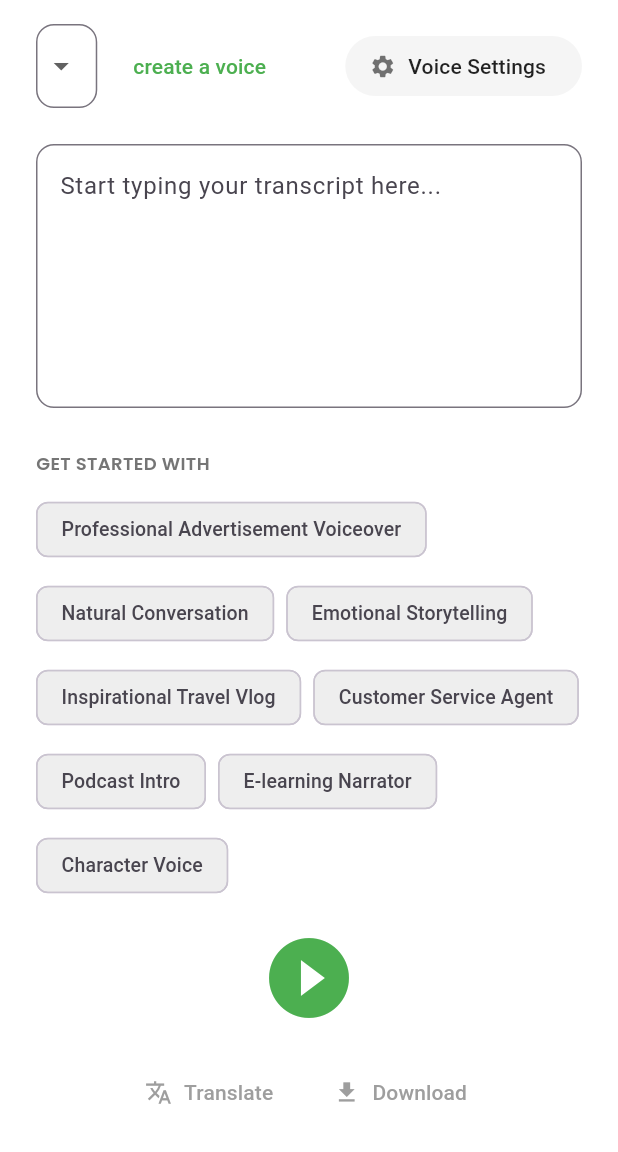
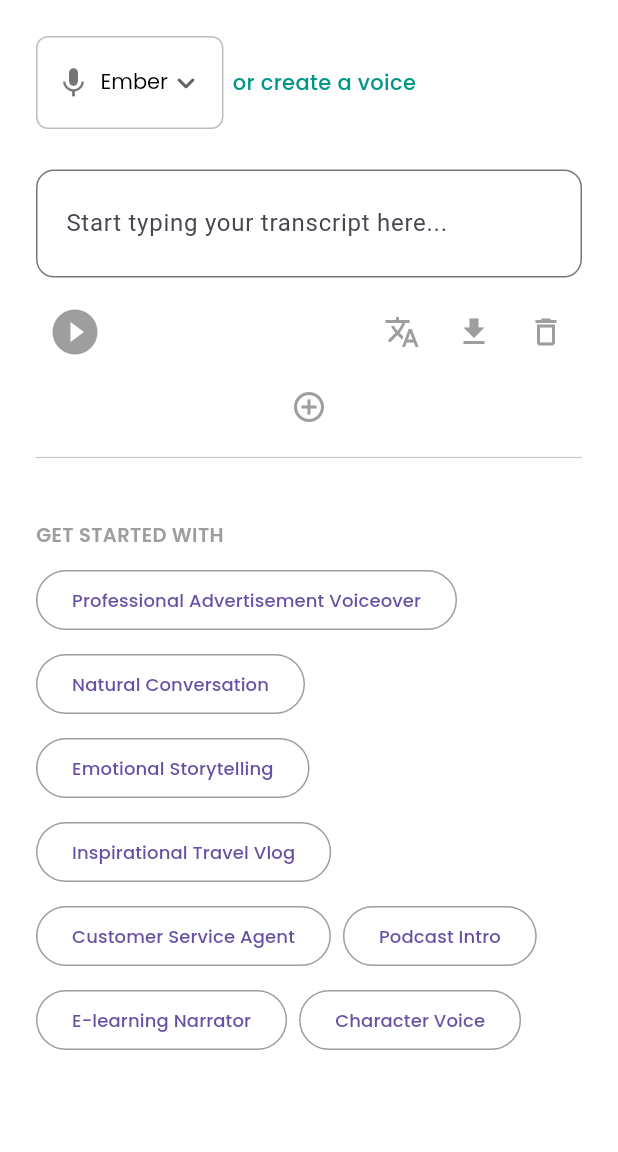
Before and after one commit to ardiansyahrfi/ai, a Flutter app: the screen it shows after launch, on a phone screen of 412 x 824 dp, the part 84-1236 px from its top. Run offline on Flutter 3.47's test engine with Material 3 defaults, Android fonts, the phone set to English and light mode, and no system bars; our stand-ins replace file_picker, google_fonts, just_audio.

Commit message:
push ketiga

```diff
--- a/lib/pages/hub_page.dart
+++ b/lib/pages/hub_page.dart
@@ -8,7 +8,6 @@ import 'package:http/http.dart' as http;
 import 'package:just_audio/just_audio.dart';
 import 'package:flutter/foundation.dart' show kIsWeb;
 import '../pages/text_to_speech_page.dart';
-import 'text_to_speech_page.dart';
 
 
 /// ======================================================
--- a/lib/pages/text_to_speech_page.dart
+++ b/lib/pages/text_to_speech_page.dart
@@ -1,11 +1,10 @@
+import 'dart:io';
 import 'dart:convert';
 import 'package:flutter/material.dart';
 import 'package:google_fonts/google_fonts.dart';
 import 'package:http/http.dart' as http;
 import 'package:just_audio/just_audio.dart';
-import 'package:flutter/foundation.dart' show kIsWeb;
-import 'dart:io' show Platform;
-import 'package:file_picker/file_picker.dart'; // untuk simpan file audio
+import 'package:path_provider/path_provider.dart';
 
 class TextToSpeechPage extends StatefulWidget {
   const TextToSpeechPage({super.key});
@@ -15,30 +14,49 @@ class TextToSpeechPage extends StatefulWidget {
 }
 
 class _TextToSpeechPageState extends State<TextToSpeechPage> {
-  final TextEditingController _textController = TextEditingController();
-  final player = AudioPlayer();
+  final AudioPlayer _player = AudioPlayer();
+  final List<TextEditingController> _controllers = [TextEditingController()];
+  int? speakingIndex;
+  String selectedVoice = "Ember";
   bool _isLoading = false;
-  String? _selectedVoice;
+  String? _lastAudioUrl;
 
+  final Map<String, String> _sampleTexts = {
+    "Professional Advertisement Voiceover":
+        "Temukan pengalaman baru bersama produk kami, dirancang khusus untuk memudahkan hidup Anda setiap hari.",
+    "Natural Conversation":
+        "Halo! Apa kabar hari ini? Aku harap semuanya berjalan lancar dan menyenangkan untukmu.",
+    "Emotional Storytelling":
+        "Di tengah malam yang sunyi, ia berdiri menatap langit, mengingat masa lalu yang tak pernah kembali.",
+    "Inspirational Travel Vlog":
+        "Akhirnya sampai juga di tempat ini! Udara yang segar dan pemandangan yang menakjubkan benar-benar membuatku kagum.",
+    "Customer Service Agent":
+        "Terima kasih telah menghubungi layanan pelanggan kami. Ada yang bisa kami bantu hari ini?",
+    "Podcast Intro":
+        "Selamat datang di Podcast Inspirasi, tempat di mana cerita dan ide bertemu untuk menginspirasi hidup Anda.",
+    "E-learning Narrator":
+        "Dalam pelajaran kali ini, kita akan mempelajari dasar-dasar pemrograman menggunakan bahasa Dart.",
+    "Character Voice":
+        "Hei! Aku di sini untuk membantumu menjalani petualangan seru ini. Siap? Ayo berangkat!",
+  };
+
+  // --- URL Backend Lokal ---
   String apiBase() {
-    const localIp = '192.168.1.10'; // ganti sesuai IP lokal kamu
-    if (kIsWeb) return 'http://localhost:3000';
+    const localIp = '192.168.1.17'; // ganti sesuai IP lokal kamu
     try {
       if (Platform.isAndroid) return 'http://10.0.2.2:3000';
     } catch (_) {}
     return 'http://$localIp:3000';
   }
 
- Future<void> generateVoice(String text) async {
-  if (text.trim().isEmpty) {
-    ScaffoldMessenger.of(context).showSnackBar(
-      const SnackBar(content: Text('Masukkan teks terlebih dahulu')),
-    );
-    return;
-  }
+  // --- Fungsi Generate dan Mainkan Suara dari Server ---
+  Future<void> _speakFromServer(String text, int index) async {
+    if (text.trim().isEmpty) return;
 
-  setState(() => _isLoading = true);
-  await player.stop(); // pastikan tidak ada audio lama
+    setState(() {
+      _isLoading = true;
+      speakingIndex = index;
+    });
 
     try {
       final response = await http.post(
@@ -49,232 +67,224 @@ class _TextToSpeechPageState extends State<TextToSpeechPage> {
 
       if (response.statusCode == 200) {
         final data = jsonDecode(response.body);
-      String audioUrl = data['output'] is String
-          ? data['output']
-          : (data['output'] as List).first;
+        if (data['output'] != null && data['output'].isNotEmpty) {
+          final audioUrl = data['output'][0];
+          _lastAudioUrl = audioUrl;
 
-      print('🔊 Audio URL: $audioUrl');
-
-      // 🔥 Bersihkan cache & paksa reload URL baru
-      await player.stop();
-      await player.setUrl("$audioUrl?timestamp=${DateTime.now().millisecondsSinceEpoch}");
-      await player.play();
+          await _player.stop();
+          await _player.setUrl("$audioUrl?ts=${DateTime.now().millisecondsSinceEpoch}");
+          await _player.play();
 
           ScaffoldMessenger.of(context).showSnackBar(
-        const SnackBar(content: Text('✅ Audio berhasil diputar!')),
+            const SnackBar(content: Text('✅ Suara berhasil diputar')),
+          );
+        } else {
+          throw Exception("Tidak ada output audio dari API.");
+        }
+      } else {
+        throw Exception("Gagal memanggil API (${response.statusCode})");
+      }
+    } catch (e) {
+      debugPrint('❌ Error: $e');
+      ScaffoldMessenger.of(context).showSnackBar(
+        SnackBar(content: Text("Error: $e")),
+      );
+    } finally {
+      setState(() {
+        _isLoading = false;
+        speakingIndex = null;
+      });
+    }
+  }
+
+  // --- Download Audio ke File ---
+  Future<void> _downloadAudio() async {
+    if (_lastAudioUrl == null) {
+      ScaffoldMessenger.of(context).showSnackBar(
+        const SnackBar(content: Text('Belum ada audio untuk diunduh')),
+      );
+      return;
+    }
+
+    final uri = Uri.parse(_lastAudioUrl!);
+    final response = await http.get(uri);
+
+    if (response.statusCode == 200) {
+      final bytes = response.bodyBytes;
+      final dir = await getApplicationDocumentsDirectory();
+      final file = File('${dir.path}/tts_audio_${DateTime.now().millisecondsSinceEpoch}.wav');
+      await file.writeAsBytes(bytes);
+      ScaffoldMessenger.of(context).showSnackBar(
+        SnackBar(content: Text("🎧 Audio disimpan di: ${file.path}")),
       );
     } else {
       ScaffoldMessenger.of(context).showSnackBar(
-        SnackBar(content: Text('❌ Gagal: ${response.body}')),
+        const SnackBar(content: Text('Gagal mengunduh audio')),
       );
-    }
-  } catch (e) {
-    ScaffoldMessenger.of(context).showSnackBar(
-      SnackBar(content: Text('⚠️ Error: $e')),
-    );
-  } finally {
-    setState(() => _isLoading = false);
     }
   }
 
-  Future<void> translateText() async {
-    if (_textController.text.trim().isEmpty) return;
-    setState(() => _isLoading = true);
+  // --- Tambah / Hapus Textfield ---
+  void _addTextField() => setState(() => _controllers.add(TextEditingController()));
+  void _removeTextField(int index) {
+    setState(() {
+      _controllers[index].dispose();
+      _controllers.removeAt(index);
+    });
+  }
 
-    try {
-      final response = await http.post(
-        Uri.parse('${apiBase()}/api/translate'),
-        headers: {'Content-Type': 'application/json'},
-        body: jsonEncode({"text": _textController.text}),
-      );
+  // --- Widget Text Area ---
+  Widget _buildTextField(int index) {
+    final controller = _controllers[index];
+    final isSpeaking = speakingIndex == index;
 
-      if (response.statusCode == 200) {
-        final data = jsonDecode(response.body);
-        _textController.text = data['translatedText'];
-      } else {
-        ScaffoldMessenger.of(context).showSnackBar(
-          const SnackBar(content: Text('Terjemahan gagal.')),
+    return Padding(
+      padding: const EdgeInsets.symmetric(vertical: 12),
+      child: Column(
+        children: [
+          TextField(
+            controller: controller,
+            decoration: InputDecoration(
+              hintText: "Start typing your transcript here...",
+              border: OutlineInputBorder(borderRadius: BorderRadius.circular(12)),
+              contentPadding: const EdgeInsets.symmetric(vertical: 24, horizontal: 16),
+            ),
+            maxLines: null,
+          ),
+          const SizedBox(height: 10),
+          Row(
+            children: [
+              IconButton(
+                icon: Icon(
+                  Icons.play_circle_fill,
+                  color: isSpeaking ? Colors.green : Colors.grey,
+                  size: 36,
+                ),
+                onPressed: () => _speakFromServer(controller.text, index),
+              ),
+              const Spacer(),
+              IconButton(
+                icon: const Icon(Icons.translate, color: Colors.grey),
+                onPressed: () {},
+              ),
+              IconButton(
+                icon: const Icon(Icons.download, color: Colors.grey),
+                onPressed: _downloadAudio,
+              ),
+              IconButton(
+                icon: const Icon(Icons.delete_outline, color: Colors.grey),
+                onPressed: () => _removeTextField(index),
+              ),
+            ],
+          ),
+          if (index == _controllers.length - 1)
+            Center(
+              child: IconButton(
+                icon: const Icon(Icons.add_circle_outline, color: Colors.grey),
+                onPressed: _addTextField,
+              ),
+            ),
+          const Divider(thickness: 0.8, height: 20),
+        ],
+      ),
     );
   }
-    } catch (e) {
-      debugPrint('Translate error: $e');
-    } finally {
-      setState(() => _isLoading = false);
-    }
-  }
 
-  Future<void> downloadAudio() async {
-    // contoh simulasi unduh audio
-    ScaffoldMessenger.of(context).showSnackBar(
-      const SnackBar(content: Text('🎧 Audio berhasil diunduh!')),
+  // --- Combo Box Ember ---
+  Widget _buildVoiceSelector() {
+    return Row(
+      children: [
+        Container(
+          decoration: BoxDecoration(
+            border: Border.all(color: Colors.grey.shade400),
+            borderRadius: BorderRadius.circular(8),
+          ),
+          padding: const EdgeInsets.symmetric(horizontal: 12, vertical: 6),
+          child: DropdownButtonHideUnderline(
+            child: DropdownButton<String>(
+              value: selectedVoice,
+              icon: const Icon(Icons.keyboard_arrow_down_rounded),
+              style: GoogleFonts.poppins(color: Colors.black, fontSize: 14),
+              items: const [
+                DropdownMenuItem(
+                  value: "Ember",
+                  child: Row(
+                    children: [
+                      Icon(Icons.mic, color: Colors.black54),
+                      SizedBox(width: 6),
+                      Text("Ember"),
+                    ],
+                  ),
+                ),
+              ],
+              onChanged: (value) => setState(() => selectedVoice = "Ember"),
+            ),
+          ),
+        ),
+        const SizedBox(width: 6),
+        GestureDetector(
+          onTap: () {},
+          child: Text(
+            "or create a voice",
+            style: GoogleFonts.poppins(color: Colors.teal, fontWeight: FontWeight.w500),
+          ),
+        ),
+      ],
     );
   }
 
   @override
   void dispose() {
-    _textController.dispose();
-    player.dispose();
+    _player.dispose();
+    for (var c in _controllers) {
+      c.dispose();
+    }
     super.dispose();
   }
 
   @override
   Widget build(BuildContext context) {
-    final chips = [
-      'Professional Advertisement Voiceover',
-      'Natural Conversation',
-      'Emotional Storytelling',
-      'Inspirational Travel Vlog',
-      'Customer Service Agent',
-      'Podcast Intro',
-      'E-learning Narrator',
-      'Character Voice',
-    ];
-
-    return Scaffold(
-      backgroundColor: Colors.white,
-      body: SafeArea(
-        child: Padding(
-          padding:
-              const EdgeInsets.symmetric(horizontal: 24.0, vertical: 16.0),
+    return Padding(
+      padding: const EdgeInsets.all(24.0),
+      child: SingleChildScrollView(
         child: Column(
           crossAxisAlignment: CrossAxisAlignment.start,
           children: [
-              // === Header Voice Selector ===
-              Row(
-                children: [
-                  Expanded(
-                    child: DropdownButtonFormField<String>(
-                      decoration: InputDecoration(
-                        border: OutlineInputBorder(
-                          borderRadius: BorderRadius.circular(12),
-                          borderSide:
-                              const BorderSide(color: Colors.grey, width: 1),
-                        ),
-                      ),
-                      value: _selectedVoice,
-                      items: const [
-                        DropdownMenuItem(
-                            value: 'Ember', child: Text('Ember')),
-                        DropdownMenuItem(
-                            value: 'Create', child: Text('Create a voice')),
-                      ],
-                      onChanged: (val) => setState(() => _selectedVoice = val),
-                      hint: const Text('Select a voice'),
-                    ),
-                  ),
-                  const SizedBox(width: 12),
-                  TextButton(
-                    onPressed: () {},
-                    child: const Text(
-                      "create a voice",
-                      style: TextStyle(color: Colors.green),
-                    ),
-                  ),
-                  const Spacer(),
-                  ElevatedButton.icon(
-                    style: ElevatedButton.styleFrom(
-                      backgroundColor: Colors.grey[100],
-                      elevation: 0,
-                    ),
-                    onPressed: () {},
-                    icon: const Icon(Icons.settings, color: Colors.black54),
-                    label: const Text(
-                      "Voice Settings",
-                      style: TextStyle(color: Colors.black87),
-                    ),
-                  )
-                ],
-              ),
-              const SizedBox(height: 24),
-
-              // === Input Text Area ===
-              TextField(
-                controller: _textController,
-                maxLines: 6,
-                decoration: InputDecoration(
-                  hintText: 'Start typing your transcript here...',
-                  border: OutlineInputBorder(
-                    borderRadius: BorderRadius.circular(12),
-                  ),
-                ),
-              ),
-
-              const SizedBox(height: 28),
-
-              // === "Get Started With" ===
-              Text(
-                "GET STARTED WITH",
-                style: GoogleFonts.poppins(
-                  fontSize: 12,
-                  fontWeight: FontWeight.w600,
-                  color: Colors.grey[600],
-                ),
-              ),
-              const SizedBox(height: 12),
-
+            _buildVoiceSelector(),
+            const SizedBox(height: 15),
+            for (int i = 0; i < _controllers.length; i++) _buildTextField(i),
+            const SizedBox(height: 20),
+            Text("GET STARTED WITH",
+                style: GoogleFonts.poppins(fontSize: 13, color: Colors.grey, fontWeight: FontWeight.w600)),
+            const SizedBox(height: 10),
             Wrap(
               spacing: 8,
               runSpacing: 8,
-                children: chips
-                    .map((text) => GestureDetector(
-                          onTap: () => setState(() {
-                            _textController.text = text;
-                          }),
-                          child: Chip(
-                            label: Text(
-                              text,
-                              style: const TextStyle(fontSize: 13),
+              children: _sampleTexts.keys.map((label) {
+                return OutlinedButton(
+                  style: OutlinedButton.styleFrom(
+                    side: const BorderSide(color: Colors.grey),
+                    shape: RoundedRectangleBorder(borderRadius: BorderRadius.circular(30)),
                   ),
-                            backgroundColor: Colors.grey[200],
+                  onPressed: () => setState(() => _controllers.first.text = _sampleTexts[label]!),
+                  child: Text(label, style: GoogleFonts.poppins(fontSize: 12)),
+                );
+              }).toList(),
             ),
-                        ))
-                    .toList(),
-              ),
-              const Spacer(),
-
-              // === Bottom Buttons ===
-              Row(
-                mainAxisAlignment: MainAxisAlignment.center,
-                children: [
-                  if (_isLoading)
-                    const CircularProgressIndicator()
-                  else
-                    IconButton(
-                      icon: const Icon(
-                        Icons.play_circle_fill,
-                        size: 64,
-                        color: Colors.green,
-                      ),
-                      onPressed: () => generateVoice(_textController.text),
-                    ),
-                ],
-              ),
-              const SizedBox(height: 12),
-
-              Row(
-                mainAxisAlignment: MainAxisAlignment.center,
-                children: [
-                  TextButton.icon(
-                    onPressed: translateText,
-                    icon: const Icon(Icons.translate, color: Colors.grey),
-                    label: const Text(
-                      "Translate",
-                      style: TextStyle(color: Colors.grey),
-                    ),
-                  ),
-                  const SizedBox(width: 12),
-                  TextButton.icon(
-                    onPressed: downloadAudio,
-                    icon: const Icon(Icons.download, color: Colors.grey),
-                    label: const Text(
-                      "Download",
-                      style: TextStyle(color: Colors.grey),
+            const SizedBox(height: 40),
+            Center(
+              child: _isLoading
+                  ? const CircularProgressIndicator()
+                  : IconButton(
+                      icon: Icon(Icons.play_circle_fill,
+                          color: speakingIndex != null ? Colors.green : Colors.grey[400], size: 60),
+                      onPressed: () {
+                        final allText = _controllers.map((c) => c.text.trim()).join(". ");
+                        _speakFromServer(allText, 999);
+                      },
                     ),
             ),
           ],
-              )
-            ],
-          ),
         ),
       ),
     );
--- a/pubspec.yaml
+++ b/pubspec.yaml
@@ -41,6 +41,7 @@ dependencies:
   record: ^6.1.2
   path_provider: ^2.1.5
   file_picker: ^10.3.3
+  flutter_tts: ^4.0.2
 
 dev_dependencies:
   flutter_test:
```
Also changed, not shown: pubspec.lock, 3 other files. Lines whose indentation alone changed are shown as unchanged.
